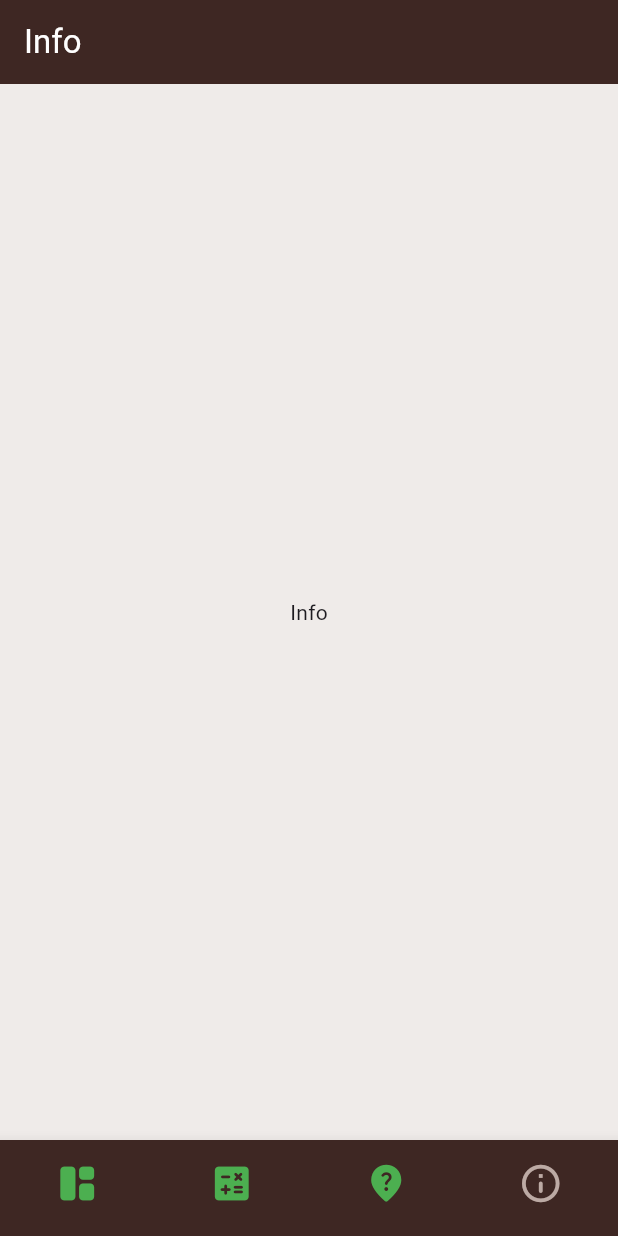
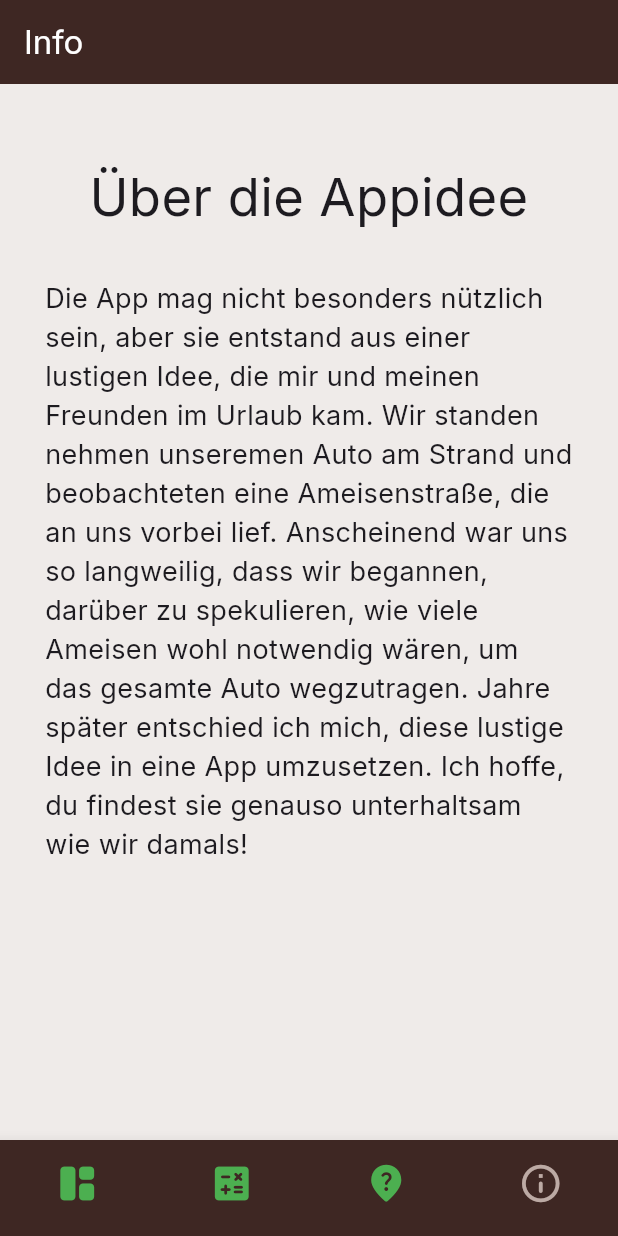
Before and after one commit to sebastian34512/ameisenrechner, a Flutter app: the screen it shows after launch, item 4 of the bottom bar chosen, on a phone screen of 412 x 824 dp. Run offline on Flutter 3.47's test engine with Material 2 defaults, Android fonts, the phone set to English and light mode, and no system bars; our stand-ins replace dio, google_fonts; missing offline and left inert: dart:html; network calls fail.

Commit message:
add google font, info page and home page design

```diff
--- a/ameisenreichner/lib/pages/home.dart
+++ b/ameisenreichner/lib/pages/home.dart
@@ -5,6 +5,8 @@ import 'package:ameisenreichner/pages/info.dart';
 import 'package:ameisenreichner/pages/overview.dart';
 import 'package:flutter/material.dart';
 import 'dart:html' as html;
+
+import 'package:google_fonts/google_fonts.dart';
 
 class MyHomePage extends StatefulWidget {
   final int? itemId;
@@ -62,8 +64,10 @@ class _MyHomePageState extends State<MyHomePage> {
   Widget build(BuildContext context) {
     return Scaffold(
       appBar: AppBar(
-        title: Text(_headings[_currentIndex],
-            style: const TextStyle(color: Colors.white)),
+        title: Text(
+          _headings[_currentIndex],
+          style: GoogleFonts.inter(textStyle: TextStyle(color: Colors.white)),
+        ),
         backgroundColor: AppColor.appBrown,
         automaticallyImplyLeading: false,
       ),
--- a/ameisenreichner/lib/pages/info.dart
+++ b/ameisenreichner/lib/pages/info.dart
@@ -1,4 +1,5 @@
 import 'package:flutter/material.dart';
+import 'package:google_fonts/google_fonts.dart';
 
 class Info extends StatelessWidget {
   const Info({super.key});
@@ -7,8 +8,34 @@ class Info extends StatelessWidget {
   Widget build(BuildContext context) {
     return Scaffold(
       backgroundColor: Colors.brown.shade50,
-      body: Center(
-        child: Text('Info'),
+      body: SingleChildScrollView(
+        child: Column(
+          children: [
+            Container(
+              margin: const EdgeInsets.only(top: 50.0),
+              child: Text(
+                "Über die Appidee",
+                style: GoogleFonts.inter(
+                  textStyle: const TextStyle(
+                    fontSize: 35,
+                  ),
+                ),
+                textAlign: TextAlign.center,
+              ),
+            ),
+            Padding(
+              padding: const EdgeInsets.all(30.0),
+              child: Text(
+                'Die App mag nicht besonders nützlich sein, aber sie entstand aus einer lustigen Idee, die mir und meinen Freunden im Urlaub kam. Wir standen nehmen unseremen Auto am Strand und beobachteten eine Ameisenstraße, die an uns vorbei lief. Anscheinend war uns so langweilig, dass wir begannen, darüber zu spekulieren, wie viele Ameisen wohl notwendig wären, um das gesamte Auto wegzutragen. Jahre später entschied ich mich, diese lustige Idee in eine App umzusetzen. Ich hoffe, du findest sie genauso unterhaltsam wie wir damals!',
+                style: GoogleFonts.inter(
+                  textStyle: const TextStyle(
+                    fontSize: 18,
+                  ),
+                ),
+              ),
+            ),
+          ],
+        ),
       ),
     );
   }
--- a/ameisenreichner/pubspec.yaml
+++ b/ameisenreichner/pubspec.yaml
@@ -38,6 +38,7 @@ dependencies:
   dio: ^5.3.3
   http: ^1.1.0
   uuid: ^4.1.0
+  google_fonts: ^6.1.0
 
 dev_dependencies:
   flutter_test:
```
Also changed, not shown: ameisenreichner/lib/pages/challenge.dart (+7 -38 lines), ameisenreichner/lib/pages/counter.dart (+49 -13 lines), ameisenreichner/lib/pages/overview.dart (+12 -0 lines), ameisenreichner/lib/widgets/guessPage.dart (+24 -12 lines), ameisenreichner/lib/widgets/leaderboard.dart (+18 -9 lines), ameisenreichner/assets/ant.png, 1 other file.
